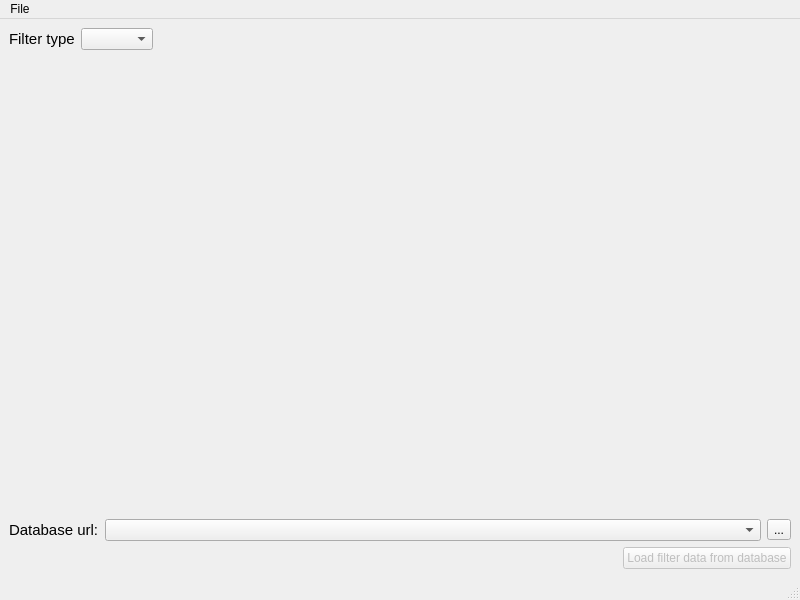
First picture: the form in spine_items/data_transformer/ui/specification_editor_widget.ui, repository spine-tools/spine-items, before the edit.
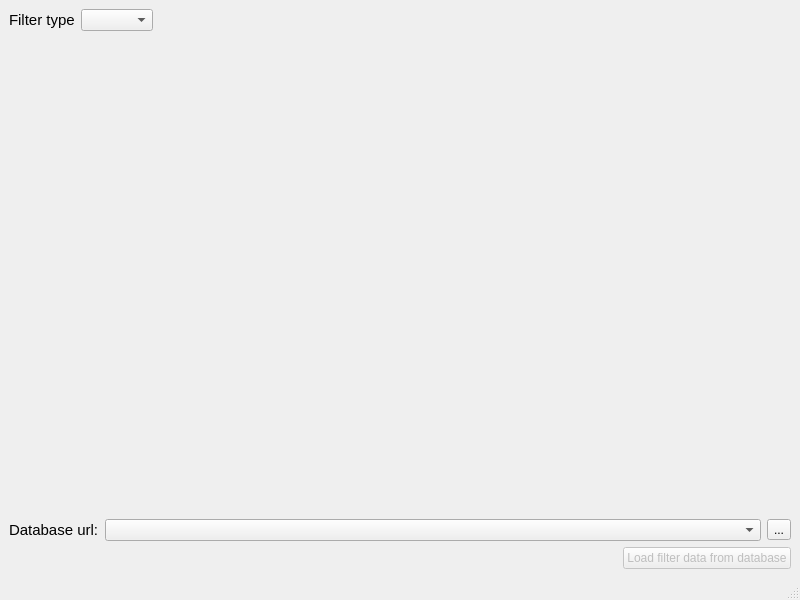
Second picture: the form after the edit. Icons and pictures are not drawn. Custom widgets are drawn as their Qt base class.

Commit message:
Use SpecificationEditorWindowBase
Re Spine-project/Spine-Toolbox#1278

Patch:
```diff
--- a/spine_items/data_transformer/ui/specification_editor_widget.ui
+++ b/spine_items/data_transformer/ui/specification_editor_widget.ui
@@ -221,22 +221,6 @@
     </item>
    </layout>
   </widget>
-  <widget class="QMenuBar" name="menubar">
-   <property name="geometry">
-    <rect>
-     <x>0</x>
-     <y>0</y>
-     <width>800</width>
-     <height>27</height>
-    </rect>
-   </property>
-   <widget class="QMenu" name="menuFile">
-    <property name="title">
-     <string>File</string>
-    </property>
-   </widget>
-   <addaction name="menuFile"/>
-  </widget>
   <widget class="QStatusBar" name="statusbar"/>
  </widget>
  <customwidgets>
```
The commit also changes 14 other files.
